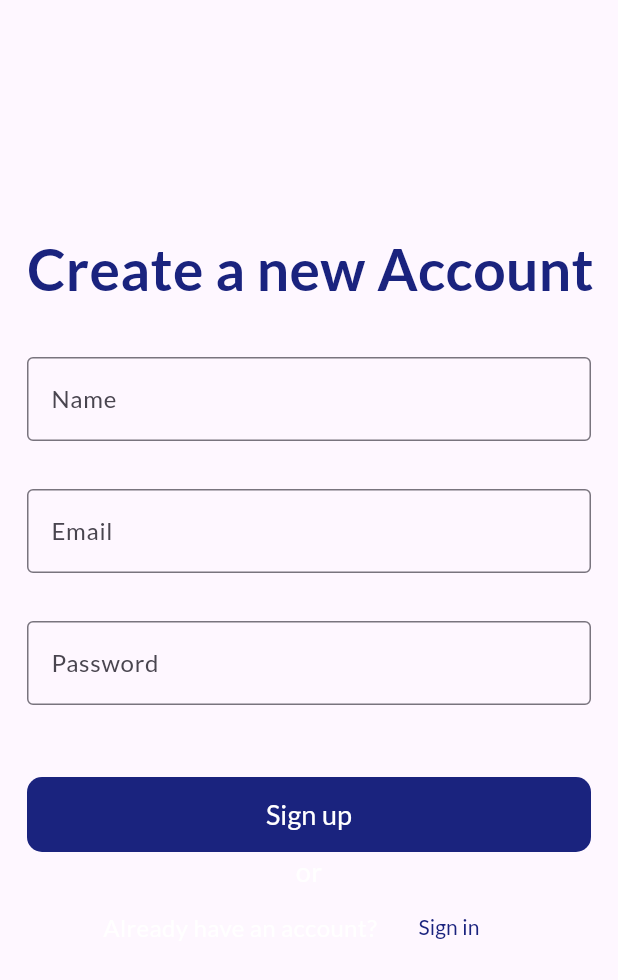
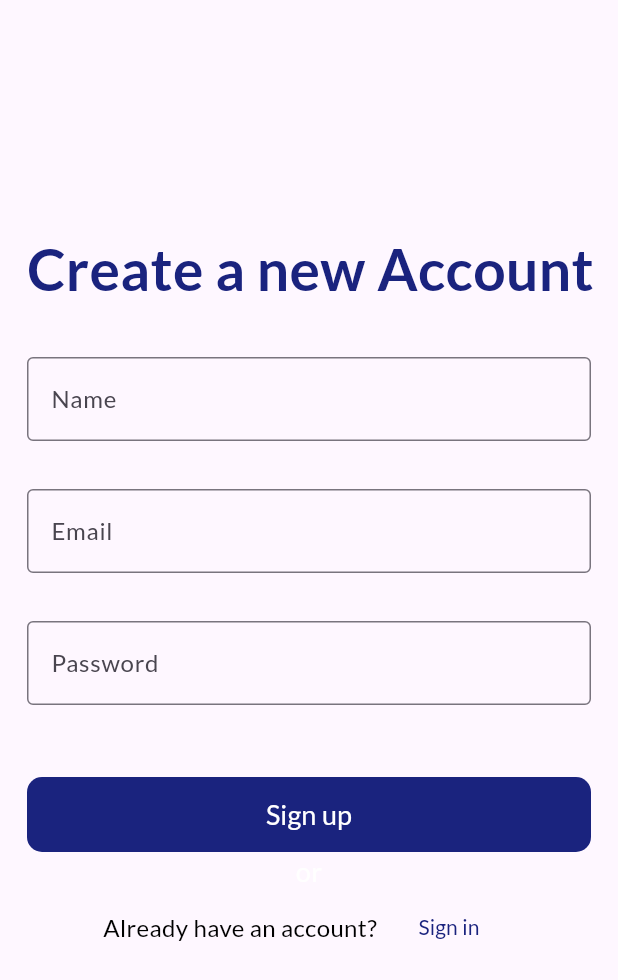
Before and after one commit to BalaRohanKotni/FocusedHabits, a Flutter app: the screen it shows after launch, after a tap on "Create an account", on a phone screen of 412 x 824 dp. Shown: the top 980 px of the screen. Run offline on Flutter 3.47's test engine with Material 3 defaults, Android fonts, the phone set to English and light mode, and no system bars; our stand-ins replace cloud_firestore, email_validator, firebase_auth, firebase_core, flutter_heatmap_calendar, google_fonts and 1 more; accounts and stored records are empty; generated files the repository leaves out were written again.

Commit message:
Added font color for unstyled text in signin signup forgot pwd

```diff
--- a/lib/screens/forgot_password.dart
+++ b/lib/screens/forgot_password.dart
@@ -107,6 +107,10 @@ class _ForgotPasswordState extends State<ForgotPassword> {
                                   : null,
                           autovalidateMode: AutovalidateMode.onUserInteraction,
                           controller: emailController,
+                          style: GoogleFonts.lato(
+                            fontSize: 16,
+                            color: Colors.indigo[400],
+                          ),
                         ),
                         SizedBox(
                           height: 50,
--- a/lib/screens/signin_screen.dart
+++ b/lib/screens/signin_screen.dart
@@ -94,13 +94,20 @@ class _SignInScreenState extends State<SignInScreen> {
                                 : null,
                         autovalidateMode: AutovalidateMode.onUserInteraction,
                         controller: emailController,
+                        style: GoogleFonts.lato(
+                          fontSize: 16,
+                          color: Colors.indigo[400],
+                        ),
                       ),
                       TextField(
                           controller: passwordController,
                           obscureText: true,
                           enableSuggestions: false,
                           autocorrect: false,
-                          style: GoogleFonts.lato(fontSize: 16),
+                          style: GoogleFonts.lato(
+                            fontSize: 16,
+                            color: Colors.indigo[400],
+                          ),
                           onSubmitted: (_) => signIn(),
                           decoration: const InputDecoration(
                               labelText: "Password",
@@ -173,7 +180,10 @@ class _SignInScreenState extends State<SignInScreen> {
                           children: [
                             Text(
                               "New?",
-                              style: GoogleFonts.lato(fontSize: 16),
+                              style: GoogleFonts.lato(
+                                fontSize: 16,
+                                color: Colors.black,
+                              ),
                             ),
                             MaterialButton(
                               padding: const EdgeInsets.only(left: 8),
--- a/lib/screens/signup_screen.dart
+++ b/lib/screens/signup_screen.dart
@@ -98,11 +98,17 @@ class _SignupScreenState extends State<SignupScreen> {
                           border: OutlineInputBorder(),
                         ),
                         controller: nameController,
+                        style: TextStyle(
+                          color: Colors.indigo[400],
+                        ),
                       ),
                       const SizedBox(
                         height: 32,
                       ),
                       TextFormField(
+                        style: TextStyle(
+                          color: Colors.indigo[400],
+                        ),
                         decoration: const InputDecoration(
                           labelText: "Email",
                           border: OutlineInputBorder(),
@@ -122,7 +128,10 @@ class _SignupScreenState extends State<SignupScreen> {
                           obscureText: true,
                           enableSuggestions: false,
                           autocorrect: false,
-                          style: GoogleFonts.lato(fontSize: 16),
+                          style: GoogleFonts.lato(
+                            fontSize: 16,
+                            color: Colors.indigo[400],
+                          ),
                           onSubmitted: (_) => signUp(),
                           decoration: const InputDecoration(
                               labelText: "Password",
@@ -174,7 +183,10 @@ class _SignupScreenState extends State<SignupScreen> {
                           children: [
                             Text(
                               "Already have an account?",
-                              style: GoogleFonts.lato(fontSize: 16),
+                              style: GoogleFonts.lato(
+                                fontSize: 16,
+                                color: Colors.black,
+                              ),
                             ),
                             MaterialButton(
                               splashColor: Colors.transparent,
```
